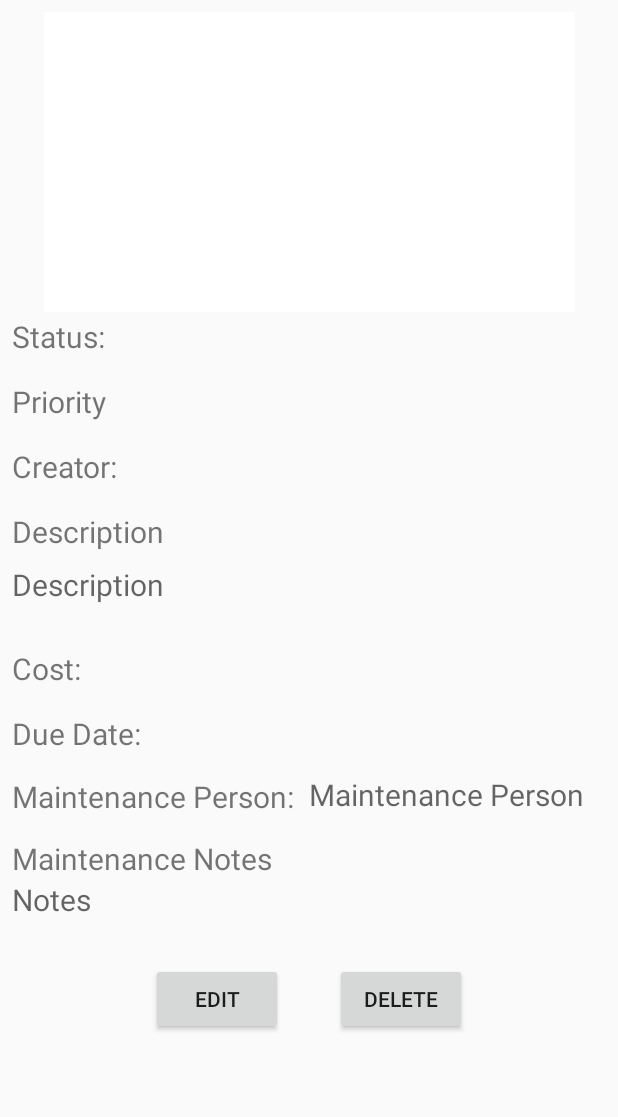
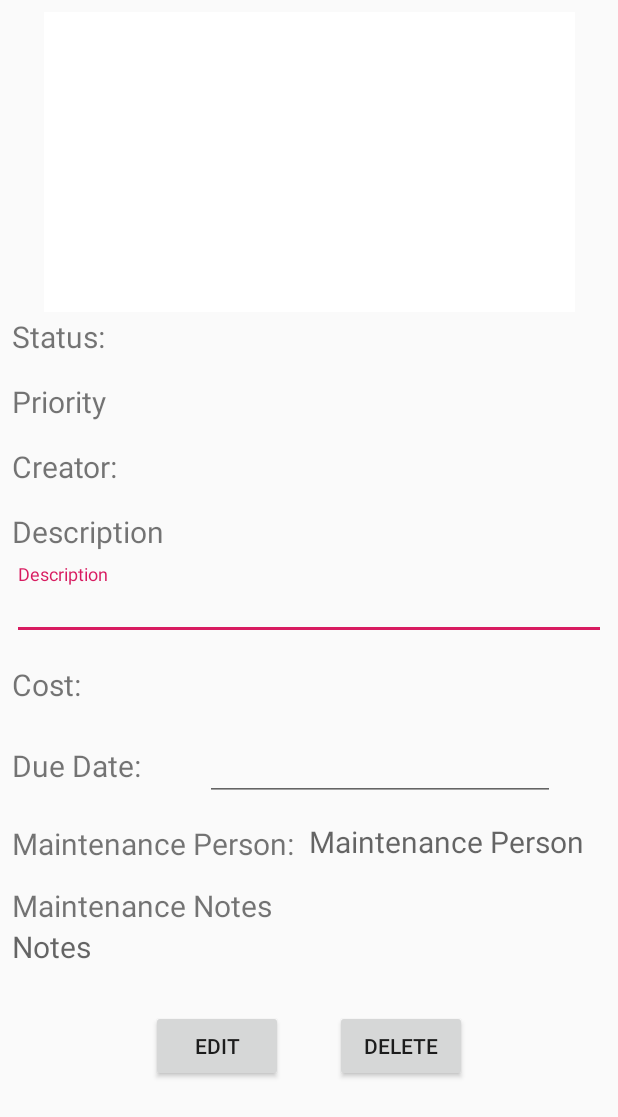
Before and after one commit to chenzhufeng/LogisticWizard, an Android app: the workorder_view screen opened directly, with no data from a screen before it, on a phone screen of 412 x 824 dp. Shown: the top 1117 px of the screen. Run offline under Robolectric (Android 15) with nearby library versions, the phone set to English and light mode, and no system bars; our stand-ins replace Firebase (no records; nobody signed in at launch, a user with empty details on screens opened directly); 2 statements that could not run were skipped.

Commit message:
Update workorder_view

```diff
--- a/LogisticWizard/app/src/main/java/com/example/jeremy/logisticwizard/workorder_view.java
+++ b/LogisticWizard/app/src/main/java/com/example/jeremy/logisticwizard/workorder_view.java
@@ -1,21 +1,29 @@
 package com.example.jeremy.logisticwizard;
 
 import android.content.Intent;
+import android.graphics.Bitmap;
+import android.graphics.BitmapFactory;
+import android.os.Bundle;
 import android.support.annotation.NonNull;
 import android.support.design.widget.TextInputEditText;
 import android.support.v7.app.AppCompatActivity;
-import android.os.Bundle;
-import android.view.View;
 import android.widget.EditText;
+import android.widget.ImageView;
 import android.widget.TextView;
 
+import com.google.android.gms.tasks.OnFailureListener;
+import com.google.android.gms.tasks.OnSuccessListener;
 import com.google.firebase.database.DataSnapshot;
 import com.google.firebase.database.DatabaseError;
 import com.google.firebase.database.DatabaseReference;
 import com.google.firebase.database.FirebaseDatabase;
 import com.google.firebase.database.ValueEventListener;
+import com.google.firebase.storage.FileDownloadTask;
+import com.google.firebase.storage.FirebaseStorage;
+import com.google.firebase.storage.StorageReference;
 
-import org.w3c.dom.Text;
+import java.io.File;
+import java.io.IOException;
 
 public class workorder_view extends AppCompatActivity {
 
@@ -23,28 +31,35 @@ public class workorder_view extends AppCompatActivity {
     private TextView order_status;
     private TextView order_priority;
     private TextView order_Creator;
-    private TextView order_description;
+    private TextInputEditText order_description;
     private TextView order_cost;
-    private TextView order_Duedate;
-    private TextView order_note;
+    private EditText order_Duedate;
+    private ImageView order_image;
+
 
     String orderTitle;
 
+
     protected DatabaseReference mDatabase;
+    protected StorageReference mStorage;
+    StorageReference imageRef;
 
     @Override
     protected void onCreate(Bundle savedInstanceState) {
         super.onCreate(savedInstanceState);
         setContentView(R.layout.workorder_disp);
-        mDatabase = FirebaseDatabase.getInstance().getReference("orders");
+        mDatabase  = FirebaseDatabase.getInstance().getReference("orders");
+        mStorage = FirebaseStorage.getInstance().getReference();
+        //imageRef = mStorage.child("/images/cfd4b4b0-6cff-424d-af23-62d4e792f340");
         order_title = findViewById(R.id.titleText);
         order_Creator = findViewById(R.id.creatorHolder);
-        order_status = findViewById(R.id.currentStatusText);
-        order_priority = findViewById(R.id.currentPriorityText);
-        order_description = findViewById(R.id.descriptionInput);
-        order_cost = findViewById(R.id.priceText);
-        order_Duedate = findViewById(R.id.editText2);
-        order_note = findViewById(R.id.note);
+        order_status =findViewById(R.id.currentStatusText);
+        order_priority=findViewById(R.id.currentPriorityText);
+        order_description=findViewById(R.id.descriptionInput);
+        order_cost=findViewById(R.id.priceText);
+        order_Duedate=findViewById(R.id.editText2);
+        order_image=findViewById(R.id.orderImage);
+
 
         Intent machine_info = getIntent();
         Bundle data = machine_info.getExtras();
@@ -52,9 +67,10 @@ public class workorder_view extends AppCompatActivity {
         orderTitle = data.get("orderTitle").toString();
 
 
+
     }
 
-    protected void onStart() {
+    protected void onStart(){
         super.onStart();
 
         order_title.setText(orderTitle);
@@ -71,8 +87,7 @@ public class workorder_view extends AppCompatActivity {
             @Override
             public void onCancelled(@NonNull DatabaseError databaseError) {
 
-            }
-        });
+            }});
 
         mDatabase.child(orderTitle).child("order_priority").addValueEventListener(new ValueEventListener() {
             @Override
@@ -87,8 +102,7 @@ public class workorder_view extends AppCompatActivity {
             @Override
             public void onCancelled(@NonNull DatabaseError databaseError) {
 
-            }
-        });
+            }});
 
         mDatabase.child(orderTitle).child("order_creator").addValueEventListener(new ValueEventListener() {
             @Override
@@ -103,8 +117,7 @@ public class workorder_view extends AppCompatActivity {
             @Override
             public void onCancelled(@NonNull DatabaseError databaseError) {
 
-            }
-        });
+            }});
 
         mDatabase.child(orderTitle).child("order_descrip").addValueEventListener(new ValueEventListener() {
             @Override
@@ -119,8 +132,7 @@ public class workorder_view extends AppCompatActivity {
             @Override
             public void onCancelled(@NonNull DatabaseError databaseError) {
 
-            }
-        });
+            }});
 
         mDatabase.child(orderTitle).child("order_cost").addValueEventListener(new ValueEventListener() {
             @Override
@@ -128,6 +140,7 @@ public class workorder_view extends AppCompatActivity {
 
                 String orderCost;
                 orderCost = (String) dataSnapshot.getValue();
+                //System.out.println(orderCost);
                 order_cost.setText(orderCost);
 
             }
@@ -135,8 +148,7 @@ public class workorder_view extends AppCompatActivity {
             @Override
             public void onCancelled(@NonNull DatabaseError databaseError) {
 
-            }
-        });
+            }});
 
         mDatabase.child(orderTitle).child("order_dates").addValueEventListener(new ValueEventListener() {
             @Override
@@ -151,25 +163,39 @@ public class workorder_view extends AppCompatActivity {
             @Override
             public void onCancelled(@NonNull DatabaseError databaseError) {
 
-            }
-        });
+            }});
 
-
-        mDatabase.child(orderTitle).child("order_note").addValueEventListener(new ValueEventListener() {
+        mDatabase.child(orderTitle).child("order_image").addValueEventListener(new ValueEventListener() {
             @Override
             public void onDataChange(@NonNull DataSnapshot dataSnapshot) {
 
-                String orderNote;
-                orderNote = (String) dataSnapshot.getValue();
-                order_note.setText(orderNote);
+                String orderImagePath;
+                orderImagePath = (String) dataSnapshot.getValue();
+                imageRef = mStorage.child(orderImagePath);
+                try {
+                    final File localimage = File.createTempFile(orderTitle,"jpg");
+                    imageRef.getFile(localimage).addOnSuccessListener(new OnSuccessListener<FileDownloadTask.TaskSnapshot>() {
+                        @Override
+                        public void onSuccess(FileDownloadTask.TaskSnapshot taskSnapshot) {
+                            // Local temp file has been created
+                            Bitmap bitmap = BitmapFactory.decodeFile(localimage.getPath());
+                            order_image.setImageBitmap(bitmap);
 
+                        }
+                    }).addOnFailureListener(new OnFailureListener() {
+                        @Override
+                        public void onFailure(@NonNull Exception exception) {
+                            // Handle any errors
+                        }
+                    });
+                } catch (IOException e) {
+                    e.printStackTrace();
+                }
             }
 
             @Override
             public void onCancelled(@NonNull DatabaseError databaseError) {
 
-            }
-        });
-
+            }});
     }
 }
--- a/LogisticWizard/app/src/main/res/layout/workorder_disp.xml
+++ b/LogisticWizard/app/src/main/res/layout/workorder_disp.xml
@@ -129,7 +129,7 @@
             app:layout_constraintStart_toStartOf="parent"
             app:layout_constraintTop_toBottomOf="@+id/descriptionText">
 
-            <TextView
+            <android.support.design.widget.TextInputEditText
                 android:id="@+id/descriptionInput"
                 android:layout_width="match_parent"
                 android:layout_height="40dp"
@@ -175,7 +175,7 @@
             app:layout_constraintStart_toStartOf="parent"
             app:layout_constraintTop_toTopOf="@+id/editText2" />
 
-        <TextView
+        <android.widget.EditText
             android:id="@+id/editText2"
             android:layout_width="wrap_content"
             android:layout_height="wrap_content"
```
